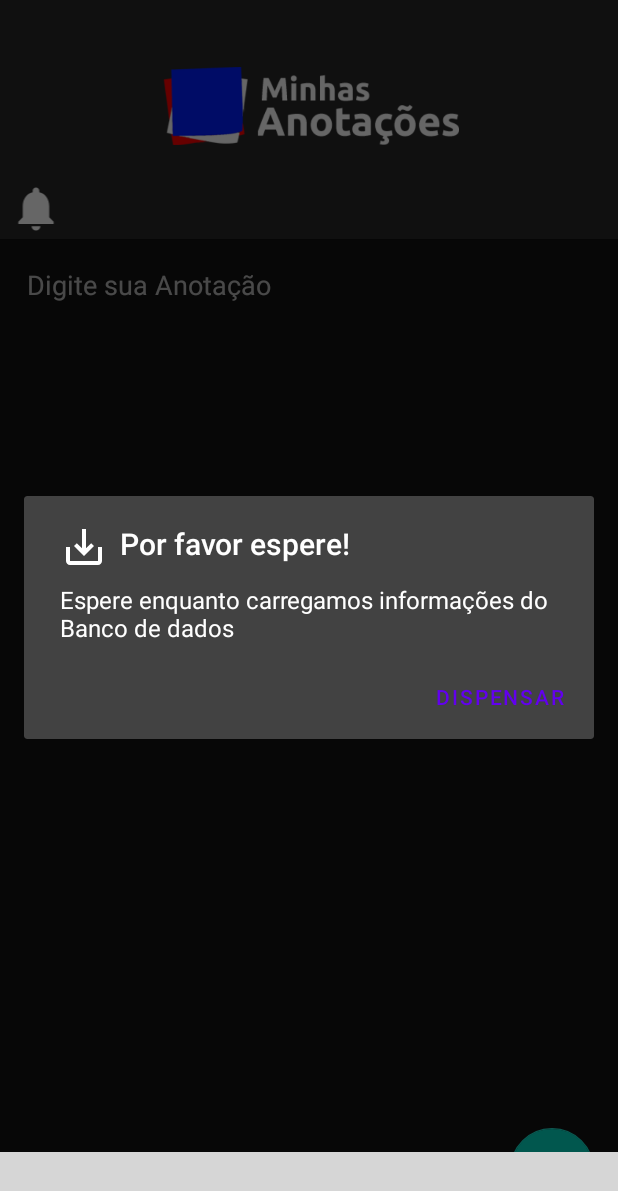
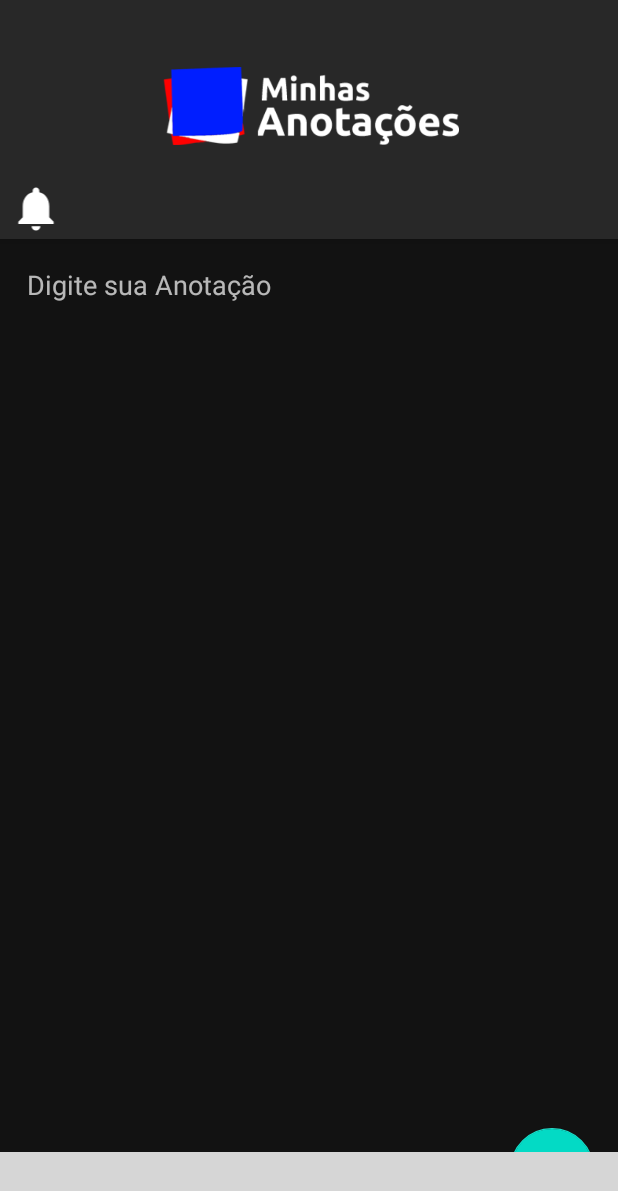
Before and after one commit to HeroRickyGAMES/Minhas-Anota-es, an Android app: the MainActivity screen opened directly, with no data from a screen before it, on a phone screen of 412 x 824 dp. Shown: the top 1191 px of the screen. Run offline under Robolectric (Android 15) with nearby library versions, the phone set to English and light mode, and no system bars; our stand-ins replace Firebase (no records; nobody signed in at launch, a user with empty details on screens opened directly), navigation-ui; libraries missing offline, so code that uses them is left out: com.startapp.sdk; plain views replace Banner; 3 statements that could not run were skipped; grey boxes are pictures that could not be loaded.

Commit message:
Correção de bugs em geral

```diff
--- a/app/build.gradle
+++ b/app/build.gradle
@@ -33,6 +33,7 @@ android {
 
 dependencies {
     //Start.io Ads
+    // noinspection GradleDynamicVersion
     implementation 'com.startapp:inapp-sdk:4.10.+'
 
     //firebase components
--- a/app/src/main/AndroidManifest.xml
+++ b/app/src/main/AndroidManifest.xml
@@ -11,6 +11,8 @@
     <uses-permission android:name="android.permission.USE_FINGERPRINT" />
     <uses-permission android:name="android.permission.POST_NOTIFICATIONS" />
     <uses-permission android:name="android.permission.ACCESS_NOTIFICATION_POLICY" />
+    <uses-permission android:name="android.permission.ACCESS_COARSE_LOCATION" />
+    <uses-permission android:name="android.permission.ACCESS_FINE_LOCATION" />
 
     <application
         android:allowBackup="true"
--- a/app/src/main/java/com/herorickystudios/minhasanotaes/MainActivity.java
+++ b/app/src/main/java/com/herorickystudios/minhasanotaes/MainActivity.java
@@ -19,6 +19,7 @@ import androidx.annotation.RequiresApi;
 import androidx.appcompat.app.AlertDialog;
 import androidx.appcompat.app.AppCompatActivity;
 
+import android.os.Handler;
 import android.util.Log;
 import android.view.View;
 
@@ -48,6 +49,8 @@ public class MainActivity extends AppCompatActivity {
     //private AnotacaoPreferencias preferencias;
     private EditText editAnotacao;
 
+    AlertDialog alertDialog;
+
     private FirebaseDatabase referencia = FirebaseDatabase.getInstance();
 
     FirebaseUser usuario = FirebaseAuth.getInstance().getCurrentUser();
@@ -67,11 +70,29 @@ public class MainActivity extends AppCompatActivity {
         setContentView(binding.getRoot());
         editAnotacao = findViewById(R.id.editAnotacao);
 
-        // Starta a SDK
-        StartAppSDK.init(this, "210553663");
+        alertDialog = new AlertDialog.Builder(MainActivity.this)
+//set icon
+                .setIcon(R.drawable.ic_baseline_save_alt_24)
+//set title
+                .setTitle("Por favor espere!")
+//set message
+                .setMessage("Espere enquanto carregamos informações do Banco de dados")
 
-        //Mostra o Interstitial Ad
-        StartAppAd.showAd(getApplicationContext());
+                .setNegativeButton("Dispensar", new DialogInterface.OnClickListener() {
+                    @Override
+                    public void onClick(DialogInterface dialogInterface, int i) {
+
+                    }
+                }).show();
+
+        final Handler handler = new Handler();
+        handler.postDelayed(new Runnable() {
+            @Override
+            public void run() {
+                alertDialog.dismiss();
+            }
+        }, 10000);
+
 
         //preferencias = new AnotacaoPreferencias(getApplication());
 
@@ -102,7 +123,6 @@ public class MainActivity extends AppCompatActivity {
             }
         });
 
-
         //Database push
         DatabaseReference reference = referencia.getReference();
 
@@ -110,37 +130,12 @@ public class MainActivity extends AppCompatActivity {
             @Override
             public void onDataChange(@NonNull DataSnapshot snapshot) {
 
-                AlertDialog alertDialog = new AlertDialog.Builder(MainActivity.this)
-//set icon
-                        .setIcon(R.drawable.ic_baseline_save_alt_24)
-//set title
-                        .setTitle("Por favor espere!")
-//set message
-                        .setMessage("Espere enquanto carregamos informações do Banco de dados")
-
-                        .setNegativeButton("Dispensar", new DialogInterface.OnClickListener() {
-                            @Override
-                            public void onClick(DialogInterface dialogInterface, int i) {
-
-                            }
-                        })
-
-                        .show();
-
-
-
                 String uid = usuario.getUid();
 
                 Log.i("FIREBASE", snapshot.getValue().toString());
                 String anotacao = snapshot.child("Usuarios").child(uid).child("anotacao").getValue().toString();
 
                 editAnotacao.setText(anotacao);
-
-                if(anotacao.equals(editAnotacao.getText().toString())){
-
-                    alertDialog.dismiss();
-
-                }
 
             }
 
@@ -160,6 +155,8 @@ public class MainActivity extends AppCompatActivity {
         checkinternet();
 
 
+        //Mostra o Interstitial Ad
+        StartAppAd.showAd(this);
 
   /*      if(ContextCompat.checkSelfPermission(MainActivity.this,
                 Manifest.permission.BIND_NOTIFICATION_LISTENER_SERVICE)
@@ -194,19 +191,23 @@ public class MainActivity extends AppCompatActivity {
 
     @Override
     protected void onRestart() {
-        super.onRestart();
+
+        if(alertDialog.isShowing()){
+            alertDialog.dismiss();
+        }
+
+
         Intent intent = new Intent(this, Autenticacao_activity.class);
         startActivity(intent);
+
+        super.onRestart();
     }
-
-    @Override
-    protected void onResume() {
-
-        super.onResume();
-    }
-
     @Override
     protected void onPause() {
+
+        if(alertDialog.isShowing()){
+            alertDialog.dismiss();
+        }
 
         //Quando o aplicativo entra em segundo plano ele executa essa função!
         String textoRecuperado = editAnotacao.getText().toString();
@@ -230,9 +231,9 @@ public class MainActivity extends AppCompatActivity {
 
             referenciaP.child(uid).child("anotacao").setValue(textoRecuperado);
 
-            super.onPause();
+        }
 
-        }
+        super.onPause();
     }
 
     public void serverStatusbtn(View view){
--- a/app/src/main/java/com/herorickystudios/minhasanotaes/loginActivity.java
+++ b/app/src/main/java/com/herorickystudios/minhasanotaes/loginActivity.java
@@ -22,6 +22,7 @@ import com.google.android.material.snackbar.Snackbar;
 import com.google.firebase.auth.AuthResult;
 import com.google.firebase.auth.FirebaseAuth;
 import com.google.firebase.auth.FirebaseUser;
+import com.startapp.sdk.adsbase.StartAppSDK;
 
 public class loginActivity extends AppCompatActivity {
 
@@ -39,6 +40,9 @@ public class loginActivity extends AppCompatActivity {
 
         editEmaillg = findViewById(R.id.editEmaillg);
         editSenhalg = findViewById(R.id.editSenhalg);
+
+        // NOTE always use test ads during development and testing
+        StartAppSDK.setTestAdsEnabled(false);
 
         checkinternet();
     }
--- a/app/src/main/res/layout/activity_main.xml
+++ b/app/src/main/res/layout/activity_main.xml
@@ -31,6 +31,7 @@
             app:srcCompat="@drawable/ic_notifications" />
 
     </com.google.android.material.appbar.AppBarLayout>
+
     <include
         android:id="@+id/include"
         layout="@layout/content_main"
@@ -42,6 +43,7 @@
         app:layout_constraintStart_toStartOf="parent"
         app:layout_constraintTop_toBottomOf="@+id/appBarLayout"
         app:layout_constraintVertical_bias="1.0" />
+
     <com.google.android.material.floatingactionbutton.FloatingActionButton
         android:id="@+id/fab"
         android:layout_width="wrap_content"
@@ -57,7 +59,7 @@
     <com.startapp.sdk.ads.banner.Banner
         android:id="@+id/banner_container"
         android:layout_width="0dp"
-        android:layout_height="56dp"
+        android:layout_height="0dp"
         android:layout_alignParentBottom="true"
         android:layout_gravity="bottom|end"
         android:orientation="vertical"
@@ -65,5 +67,13 @@
         app:layout_constraintBottom_toBottomOf="parent"
         app:layout_constraintEnd_toEndOf="parent"
         app:layout_constraintHorizontal_bias="0.0"
-        app:layout_constraintStart_toStartOf="parent"/>
+        app:layout_constraintStart_toStartOf="parent"
+        app:layout_constraintTop_toTopOf="@+id/guideline7" />
+
+    <androidx.constraintlayout.widget.Guideline
+        android:id="@+id/guideline7"
+        android:layout_width="wrap_content"
+        android:layout_height="wrap_content"
+        android:orientation="horizontal"
+        app:layout_constraintGuide_end="56dp" />
 </androidx.constraintlayout.widget.ConstraintLayout>
```
Lines whose indentation alone changed are shown as unchanged.
